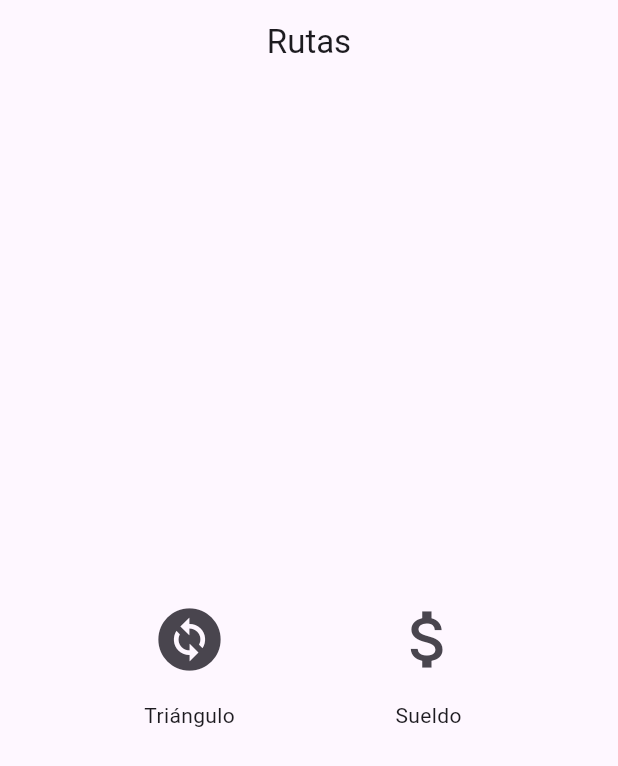
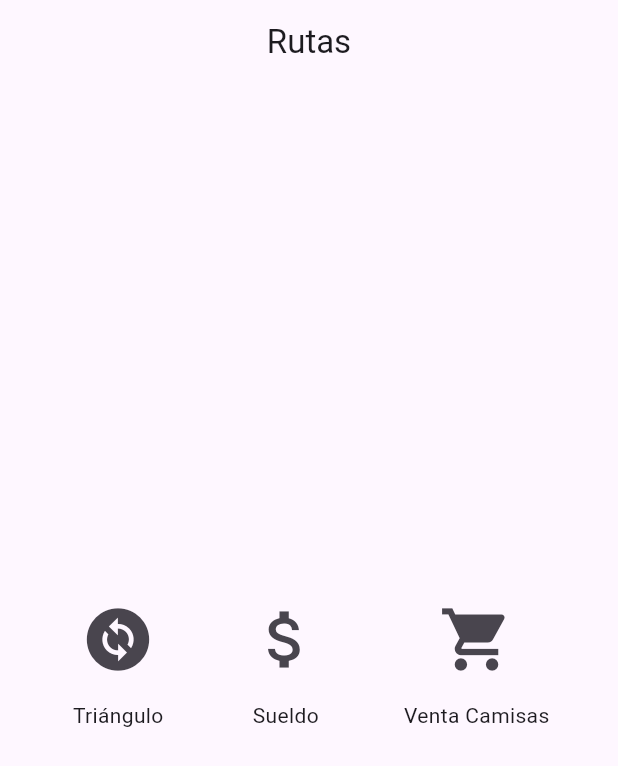
Before and after one commit to darivadeneira/AppMovil_Flutter, a Flutter app: the screen it shows after launch, on a phone screen of 412 x 824 dp. Shown: the top 766 px of the screen. Run offline on Flutter 3.47's test engine with Material 3 defaults, Android fonts, the light colour scheme and no system bars; our stand-ins replace go_router.

Commit message:
Venta de camisa en Kali Linux

```diff
--- a/lib/config/router.dart
+++ b/lib/config/router.dart
@@ -2,6 +2,7 @@ import 'package:go_router/go_router.dart';
 import 'package:flutter/material.dart';
 import 'package:tipo_triangulo/Pages/Sueldo.dart';
 import 'package:tipo_triangulo/Pages/Triangulo.dart';
+import 'package:tipo_triangulo/Pages/VentaCamisas.dart';
 import 'package:tipo_triangulo/main.dart';
 
 final GoRouter router = GoRouter(routes: <GoRoute>[
@@ -21,4 +22,9 @@ final GoRouter router = GoRouter(routes: <GoRoute>[
     builder: (BuildContext context, GoRouterState state) {
       return Sueldo();
   }),
+  GoRoute(
+    path: '/camisas',
+    builder: (BuildContext context, GoRouterState state) {
+      return Venta();
+    }),
 ]);
--- a/lib/main.dart
+++ b/lib/main.dart
@@ -71,6 +71,22 @@ class Rutas extends StatelessWidget {
                 const Text('Sueldo'),
               ],
             ),
+            Column(
+              mainAxisSize: MainAxisSize.min,
+              children: [
+                IconButton(
+                  onPressed: () {
+                    context.go('/camisas');
+                  },
+                  icon: const Icon(
+                    Icons.shopping_cart,
+                    size: 50,
+                  ),
+                ),
+                const SizedBox(height: 8.0),
+                const Text('Venta Camisas'),
+              ],
+            ),
           ],
         ),
       ),
```
Also changed, not shown: lib/Pages/VentaCamisas.dart (added, +119 -0 lines).
